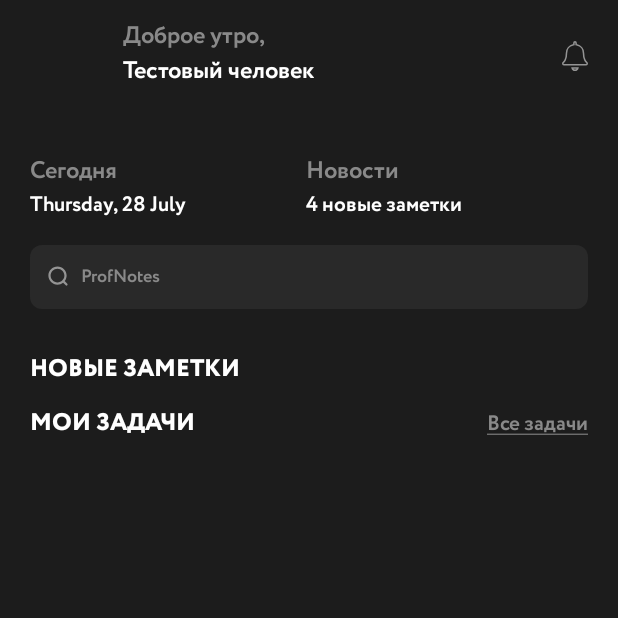
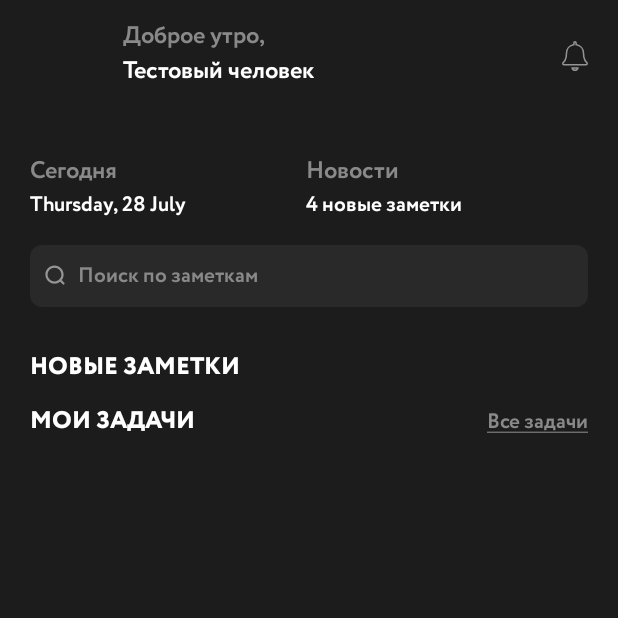
Before and after one commit to tynkovski/ProfNotes, an Android app: the HomeFragment screen opened through its navigation route, on a phone screen of 412 x 824 dp, the top half of it. Run offline under Robolectric (Android 15) with nearby library versions, the phone set to English and light mode, and no system bars; our stand-ins replace navigation-ui.

Commit message:
Fix: fixed edit text (text + textSize + padding)

```diff
--- a/app/src/main/res/layout/fragment_home.xml
+++ b/app/src/main/res/layout/fragment_home.xml
@@ -86,12 +86,14 @@
         <EditText
             android:id="@+id/etSearch"
             style="@style/ProfEditText"
+            android:textSize="14sp"
+            android:padding="10dp"
             android:layout_width="0dp"
             android:layout_height="wrap_content"
             android:layout_marginTop="16dp"
             android:drawableStart="@drawable/ic_find"
             android:drawablePadding="8dp"
-            android:hint="@string/app_name"
+            android:hint="@string/find_in_notes"
             app:layout_constraintEnd_toEndOf="parent"
             app:layout_constraintStart_toStartOf="parent"
             app:layout_constraintTop_toBottomOf="@+id/tvTodayDescription" />
--- a/app/src/main/res/values/strings.xml
+++ b/app/src/main/res/values/strings.xml
@@ -20,4 +20,5 @@
     <string name="new_notes">Новые заметки</string>
     <string name="my_tasks">Мои задачи</string>
     <string name="all_tasks">Все задачи</string>
+    <string name="find_in_notes">Поиск по заметкам</string>
 </resources>
```
